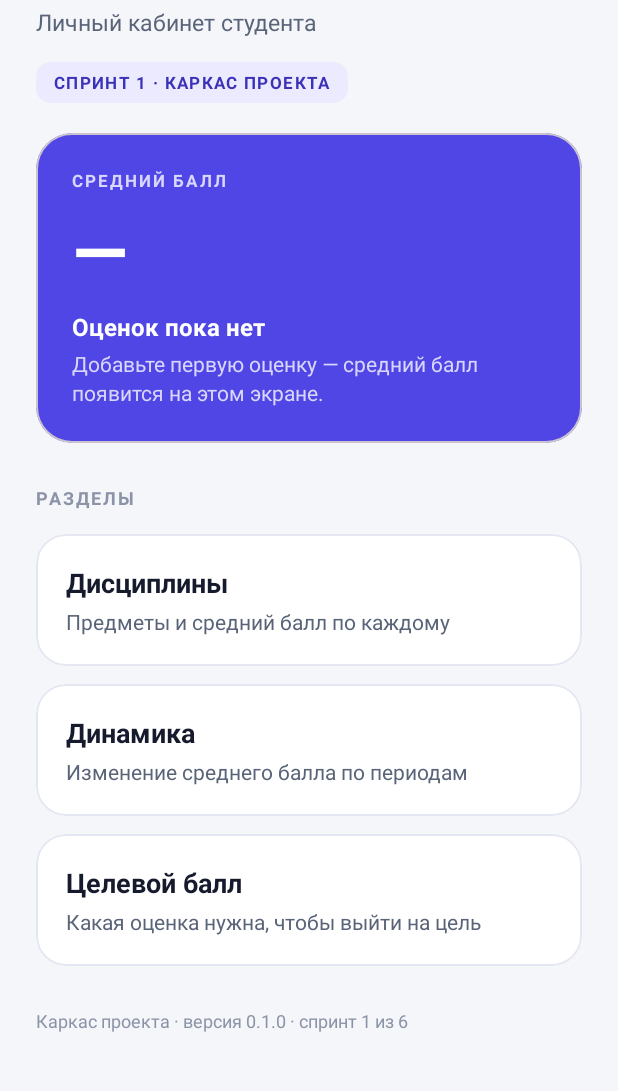
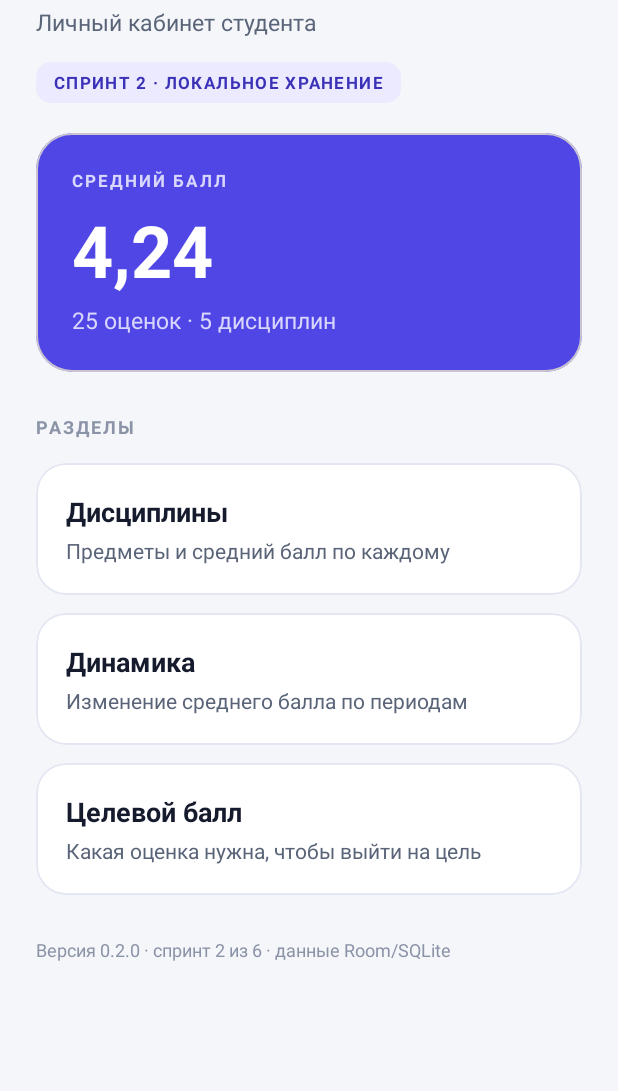
Before and after one commit to Mp4ka/StudentGradebook, an Android app: the screen it shows after launch (MainActivity), on a phone screen of 412 x 824 dp, the part 109-1200 px from its top. Run offline under Robolectric (Android 15) with nearby library versions, the phone set to English and light mode, and no system bars; our stand-ins replace Room's generated code.

Commit message:
Спринт 2: Room, сущности и репозиторий

```diff
--- a/app/src/main/AndroidManifest.xml
+++ b/app/src/main/AndroidManifest.xml
@@ -2,6 +2,7 @@
 <manifest xmlns:android="http://schemas.android.com/apk/res/android">
 
     <application
+        android:name=".GradebookApp"
         android:allowBackup="true"
         android:icon="@drawable/ic_launcher"
         android:label="@string/app_name"
--- /dev/null
+++ b/app/src/main/java/ru/college/gradebook/GradebookApp.kt
@@ -0,0 +1,27 @@
+package ru.college.gradebook
+
+import android.app.Application
+import kotlinx.coroutines.CoroutineScope
+import kotlinx.coroutines.Dispatchers
+import kotlinx.coroutines.SupervisorJob
+import kotlinx.coroutines.launch
+import ru.college.gradebook.data.GradebookRepository
+import ru.college.gradebook.data.db.GradebookDatabase
+
+/**
+ * Точка сборки зависимостей: база и репозиторий создаются лениво, при первом
+ * запуске база заполняется демонстрационным набором.
+ */
+class GradebookApp : Application() {
+
+    val database: GradebookDatabase by lazy { GradebookDatabase.get(this) }
+
+    val repository: GradebookRepository by lazy { GradebookRepository(database) }
+
+    private val appScope = CoroutineScope(SupervisorJob() + Dispatchers.IO)
+
+    override fun onCreate() {
+        super.onCreate()
+        appScope.launch { repository.seedDemoDataIfEmpty() }
+    }
+}
--- a/app/src/main/java/ru/college/gradebook/MainActivity.kt
+++ b/app/src/main/java/ru/college/gradebook/MainActivity.kt
@@ -2,23 +2,75 @@ package ru.college.gradebook
 
 import android.os.Bundle
 import android.view.View
+import android.widget.TextView
 import android.widget.Toast
 import androidx.appcompat.app.AppCompatActivity
+import androidx.lifecycle.Lifecycle
+import androidx.lifecycle.lifecycleScope
+import androidx.lifecycle.repeatOnLifecycle
+import kotlinx.coroutines.flow.combine
+import kotlinx.coroutines.launch
+import ru.college.gradebook.data.model.Discipline
+import ru.college.gradebook.data.model.Grade
+import ru.college.gradebook.domain.GradeMath
 
 /**
- * Главный экран. На первом спринте это каркас: показан заголовок, пустое
- * состояние сводки и список разделов приложения. Реальная навигация и данные
- * появляются в спринтах 2–3, поэтому пункты разделов показывают пояснение.
+ * Главный экран. На втором спринте он показывает реальные данные из Room:
+ * общий средний балл и количество записей. Навигация по разделам появится
+ * в спринте 3, поэтому пункты показывают пояснение.
  */
 class MainActivity : AppCompatActivity() {
+
+    private val repository by lazy { (application as GradebookApp).repository }
+
+    private lateinit var averageView: TextView
+    private lateinit var statsView: TextView
+    private lateinit var emptyTitleView: TextView
+    private lateinit var emptyBodyView: TextView
 
     override fun onCreate(savedInstanceState: Bundle?) {
         super.onCreate(savedInstanceState)
         setContentView(R.layout.activity_main)
 
+        averageView = findViewById(R.id.tv_average)
+        statsView = findViewById(R.id.tv_stats)
+        emptyTitleView = findViewById(R.id.tv_empty_title)
+        emptyBodyView = findViewById(R.id.tv_empty_body)
+
         bindSection(R.id.card_disciplines, getString(R.string.menu_disciplines))
         bindSection(R.id.card_dynamics, getString(R.string.menu_dynamics))
         bindSection(R.id.card_target, getString(R.string.menu_target))
+
+        observeData()
+    }
+
+    private fun observeData() {
+        lifecycleScope.launch {
+            repeatOnLifecycle(Lifecycle.State.STARTED) {
+                combine(
+                    repository.observeAllGrades(),
+                    repository.observeDisciplines()
+                ) { grades, disciplines -> grades to disciplines }
+                    .collect { (grades, disciplines) -> render(grades, disciplines) }
+            }
+        }
+    }
+
+    private fun render(grades: List<Grade>, disciplines: List<Discipline>) {
+        val average = GradeMath.average(grades.map { it.value })
+        averageView.text = GradeMath.formatAverage(average)
+
+        val hasData = grades.isNotEmpty()
+        statsView.text = if (hasData) {
+            resources.getQuantityString(R.plurals.grades_count, grades.size, grades.size) +
+                " · " +
+                resources.getQuantityString(R.plurals.disciplines_count, disciplines.size, disciplines.size)
+        } else {
+            ""
+        }
+
+        emptyTitleView.visibility = if (hasData) View.GONE else View.VISIBLE
+        emptyBodyView.visibility = if (hasData) View.GONE else View.VISIBLE
     }
 
     private fun bindSection(cardId: Int, title: String) {
--- /dev/null
+++ b/app/src/main/java/ru/college/gradebook/data/GradebookRepository.kt
@@ -0,0 +1,117 @@
+package ru.college.gradebook.data
+
+import kotlinx.coroutines.flow.Flow
+import kotlinx.coroutines.flow.map
+import ru.college.gradebook.data.db.GradeEntity
+import ru.college.gradebook.data.db.GradebookDatabase
+import ru.college.gradebook.data.db.DisciplineEntity
+import ru.college.gradebook.data.db.DemoData
+import ru.college.gradebook.data.model.Discipline
+import ru.college.gradebook.data.model.Grade
+import ru.college.gradebook.data.model.WorkType
+import java.time.LocalDate
+
+/**
+ * Единая точка доступа к данным для экранов: скрывает Room и отдаёт доменные
+ * модели. Все операции с базой — suspend, наблюдение — через Flow.
+ */
+class GradebookRepository(private val database: GradebookDatabase) {
+
+    private val disciplineDao get() = database.disciplines()
+    private val gradeDao get() = database.grades()
+
+    fun observeDisciplines(): Flow<List<Discipline>> =
+        disciplineDao.observeAll().map { rows -> rows.map { it.toDomain() } }
+
+    fun observeAllGrades(): Flow<List<Grade>> =
+        gradeDao.observeAll().map { rows -> rows.map { it.toDomain() } }
+
+    fun observeGrades(disciplineId: Long): Flow<List<Grade>> =
+        gradeDao.observeByDiscipline(disciplineId).map { rows -> rows.map { it.toDomain() } }
+
+    suspend fun disciplineCount(): Int = disciplineDao.count()
+
+    suspend fun gradeCount(): Int = gradeDao.count()
+
+    suspend fun addDiscipline(name: String, teacherName: String? = null): Long {
+        val normalizedName = name.trim()
+        require(normalizedName.isNotEmpty()) { "Название дисциплины не может быть пустым" }
+        return disciplineDao.insert(
+            DisciplineEntity(
+                name = normalizedName,
+                teacherName = teacherName?.trim()?.takeIf { it.isNotEmpty() }
+            )
+        )
+    }
+
+    suspend fun updateDiscipline(discipline: Discipline) {
+        disciplineDao.update(discipline.toEntity())
+    }
+
+    /** Удаляет дисциплину; оценки удаляются каскадно на уровне внешнего ключа. */
+    suspend fun deleteDiscipline(disciplineId: Long) = disciplineDao.deleteById(disciplineId)
+
+    suspend fun addGrade(
+        disciplineId: Long,
+        value: Int,
+        date: LocalDate,
+        workType: WorkType,
+        comment: String? = null
+    ): Long {
+        val grade = Grade(
+            disciplineId = disciplineId,
+            value = value,
+            date = date,
+            workType = workType,
+            comment = comment?.trim()?.takeIf { it.isNotEmpty() }
+        )
+        return gradeDao.insert(grade.toEntity())
+    }
+
+    suspend fun updateGrade(grade: Grade) = gradeDao.update(grade.toEntity())
+
+    suspend fun deleteGrade(gradeId: Long) = gradeDao.deleteById(gradeId)
+
+    /** Заполняет базу демонстрационным набором, если она пуста. */
+    suspend fun seedDemoDataIfEmpty() {
+        if (disciplineDao.count() > 0) return
+        val ids = DemoData.disciplines.associate { seed ->
+            seed.name to disciplineDao.insert(
+                DisciplineEntity(name = seed.name, teacherName = seed.teacherName)
+            )
+        }
+        DemoData.grades.forEach { seed ->
+            gradeDao.insert(
+                GradeEntity(
+                    disciplineId = ids.getValue(seed.discipline),
+                    value = seed.value,
+                    date = LocalDate.parse(seed.date),
+                    workType = seed.workType,
+                    comment = seed.comment
+                )
+            )
+        }
+    }
+}
+
+internal fun DisciplineEntity.toDomain() = Discipline(id = id, name = name, teacherName = teacherName)
+
+internal fun Discipline.toEntity() = DisciplineEntity(id = id, name = name, teacherName = teacherName)
+
+internal fun GradeEntity.toDomain() = Grade(
+    id = id,
+    disciplineId = disciplineId,
+    value = value,
+    date = date,
+    workType = workType,
+    comment = comment
+)
+
+internal fun Grade.toEntity() = GradeEntity(
+    id = id,
+    disciplineId = disciplineId,
+    value = value,
+    date = date,
+    workType = workType,
+    comment = comment
+)
--- /dev/null
+++ b/app/src/main/java/ru/college/gradebook/data/db/Converters.kt
@@ -0,0 +1,26 @@
+package ru.college.gradebook.data.db
+
+import androidx.room.TypeConverter
+import ru.college.gradebook.data.model.WorkType
+import java.time.LocalDate
+
+/**
+ * Конвертеры Room для типов, которых нет в SQLite:
+ *  * [LocalDate] хранится как epochDay (целое число дней), а не как строка —
+ *    так сортировка и сравнение периодов работают без разбора формата;
+ *  * [WorkType] хранится именем константы, русские подписи остаются в ресурсах.
+ */
+class Converters {
+
+    @TypeConverter
+    fun fromEpochDay(value: Long?): LocalDate? = value?.let(LocalDate::ofEpochDay)
+
+    @TypeConverter
+    fun toEpochDay(date: LocalDate?): Long? = date?.toEpochDay()
+
+    @TypeConverter
+    fun fromWorkType(type: WorkType?): String? = type?.name
+
+    @TypeConverter
+    fun toWorkType(name: String?): WorkType? = name?.let { runCatching { WorkType.valueOf(it) }.getOrNull() }
+}
--- /dev/null
+++ b/app/src/main/java/ru/college/gradebook/data/db/DemoData.kt
@@ -0,0 +1,75 @@
+package ru.college.gradebook.data.db
+
+import ru.college.gradebook.data.model.WorkType
+
+/**
+ * Демонстрационный набор для первого запуска: 5 дисциплин и 25 оценок.
+ *
+ * Числа согласованы с требованиями и прототипами:
+ *  * суммa всех оценок — 106, средний балл — 4,24 (106 / 25);
+ *  * «Математический анализ» — 38 / 8 = 4,75;
+ *  * «Базы данных» — 26 / 6 = 4,33;
+ *  * «Физика» — 16 / 5 = 3,20 (дисциплина с меткой «риск»);
+ *  * «История» — 14 / 3 = 4,67;
+ *  * «Философия» — 12 / 3 = 4,00.
+ *
+ * Набор используется и в тестах: `DemoDataTest` проверяет, что суммы и средние
+ * совпадают с документами, поэтому правка чисел без правки требований упадёт.
+ */
+object DemoData {
+
+    data class DisciplineSeed(val name: String, val teacherName: String)
+
+    data class GradeSeed(
+        val discipline: String,
+        val value: Int,
+        val date: String,
+        val workType: WorkType,
+        val comment: String? = null
+    )
+
+    val disciplines: List<DisciplineSeed> = listOf(
+        DisciplineSeed("Математический анализ", "доц. А. В. Петрова"),
+        DisciplineSeed("Базы данных", "доц. И. А. Соколова"),
+        DisciplineSeed("Физика", "ст. преп. Н. С. Орлов"),
+        DisciplineSeed("История", "проф. Л. М. Гусева"),
+        DisciplineSeed("Философия", "доц. Р. К. Белов")
+    )
+
+    val grades: List<GradeSeed> = listOf(
+        // Математический анализ — 8 оценок, сумма 38
+        GradeSeed("Математический анализ", 5, "2026-09-09", WorkType.PRACTICE, "Пределы и непрерывность"),
+        GradeSeed("Математический анализ", 5, "2026-09-16", WorkType.CONTROL, "Производная и дифференциал"),
+        GradeSeed("Математический анализ", 4, "2026-09-23", WorkType.ANSWER, "Теорема о среднем"),
+        GradeSeed("Математический анализ", 5, "2026-09-30", WorkType.PRACTICE, "Интегралы"),
+        GradeSeed("Математический анализ", 5, "2026-10-07", WorkType.CONTROL, "Числовые ряды"),
+        GradeSeed("Математический анализ", 4, "2026-10-14", WorkType.LAB, "Численные методы"),
+        GradeSeed("Математический анализ", 5, "2026-10-21", WorkType.ANSWER, "Функции нескольких переменных"),
+        GradeSeed("Математический анализ", 5, "2026-10-28", WorkType.CONTROL, "Итоговая контрольная"),
+
+        // Базы данных — 6 оценок, сумма 26
+        GradeSeed("Базы данных", 5, "2026-09-20", WorkType.PRACTICE, "Проектирование ER-модели"),
+        GradeSeed("Базы данных", 3, "2026-10-01", WorkType.TEST, "Основы SQL"),
+        GradeSeed("Базы данных", 4, "2026-10-15", WorkType.ANSWER, "Транзакции и уровни изоляции"),
+        GradeSeed("Базы данных", 5, "2026-10-22", WorkType.LAB, "PostgreSQL: установка и настройка"),
+        GradeSeed("Базы данных", 4, "2026-11-05", WorkType.CONTROL, "Индексы и планы запросов"),
+        GradeSeed("Базы данных", 5, "2026-11-12", WorkType.PRACTICE, "Нормализация, приведение к 3НФ"),
+
+        // Физика — 5 оценок, сумма 16
+        GradeSeed("Физика", 3, "2026-09-11", WorkType.LAB, "Ускорение свободного падения"),
+        GradeSeed("Физика", 4, "2026-09-25", WorkType.CONTROL, "Кинематика"),
+        GradeSeed("Физика", 3, "2026-10-09", WorkType.LAB, "Молекулярная физика"),
+        GradeSeed("Физика", 3, "2026-10-23", WorkType.ANSWER, "Законы термодинамики"),
+        GradeSeed("Физика", 3, "2026-11-11", WorkType.CONTROL, "Электричество"),
+
+        // История — 3 оценки, сумма 14
+        GradeSeed("История", 5, "2026-09-18", WorkType.ANSWER, "Реформы Александра II"),
+        GradeSeed("История", 5, "2026-10-16", WorkType.CONTROL, "Россия в начале XX века"),
+        GradeSeed("История", 4, "2026-11-13", WorkType.ANSWER, "Великая Отечественная война"),
+
+        // Философия — 3 оценки, сумма 12
+        GradeSeed("Философия", 4, "2026-10-02", WorkType.ANSWER, "Античная философия"),
+        GradeSeed("Философия", 4, "2026-10-30", WorkType.TEST, "Немецкая классическая философия"),
+        GradeSeed("Философия", 4, "2026-11-20", WorkType.ANSWER, "Философия XX века")
+    )
+}
--- /dev/null
+++ b/app/src/main/java/ru/college/gradebook/data/db/DisciplineDao.kt
@@ -0,0 +1,36 @@
+package ru.college.gradebook.data.db
+
+import androidx.room.Dao
+import androidx.room.Delete
+import androidx.room.Insert
+import androidx.room.Query
+import androidx.room.Update
+import kotlinx.coroutines.flow.Flow
+
+@Dao
+interface DisciplineDao {
+
+    @Insert
+    suspend fun insert(discipline: DisciplineEntity): Long
+
+    @Update
+    suspend fun update(discipline: DisciplineEntity)
+
+    @Delete
+    suspend fun delete(discipline: DisciplineEntity)
+
+    @Query("DELETE FROM discipline WHERE id = :id")
+    suspend fun deleteById(id: Long)
+
+    @Query("SELECT * FROM discipline ORDER BY name COLLATE NOCASE")
+    fun observeAll(): Flow<List<DisciplineEntity>>
+
+    @Query("SELECT * FROM discipline ORDER BY name COLLATE NOCASE")
+    suspend fun getAll(): List<DisciplineEntity>
+
+    @Query("SELECT * FROM discipline WHERE id = :id")
+    suspend fun findById(id: Long): DisciplineEntity?
+
+    @Query("SELECT COUNT(*) FROM discipline")
+    suspend fun count(): Int
+}
--- /dev/null
+++ b/app/src/main/java/ru/college/gradebook/data/db/DisciplineEntity.kt
@@ -0,0 +1,12 @@
+package ru.college.gradebook.data.db
+
+import androidx.room.Entity
+import androidx.room.PrimaryKey
+
+/** Таблица дисциплин. Одна дисциплина связана с множеством оценок. */
+@Entity(tableName = "discipline")
+data class DisciplineEntity(
+    @PrimaryKey(autoGenerate = true) val id: Long = 0L,
+    val name: String,
+    val teacherName: String? = null
+)
--- /dev/null
+++ b/app/src/main/java/ru/college/gradebook/data/db/GradeDao.kt
@@ -0,0 +1,42 @@
+package ru.college.gradebook.data.db
+
+import androidx.room.Dao
+import androidx.room.Delete
+import androidx.room.Insert
+import androidx.room.Query
+import androidx.room.Update
+import kotlinx.coroutines.flow.Flow
+
+@Dao
+interface GradeDao {
+
+    @Insert
+    suspend fun insert(grade: GradeEntity): Long
+
+    @Update
+    suspend fun update(grade: GradeEntity)
+
+    @Delete
+    suspend fun delete(grade: GradeEntity)
+
+    @Query("DELETE FROM grade WHERE id = :id")
+    suspend fun deleteById(id: Long)
+
+    @Query("SELECT * FROM grade ORDER BY date DESC, id DESC")
+    fun observeAll(): Flow<List<GradeEntity>>
+
+    @Query("SELECT * FROM grade WHERE disciplineId = :disciplineId ORDER BY date DESC, id DESC")
+    fun observeByDiscipline(disciplineId: Long): Flow<List<GradeEntity>>
+
+    @Query("SELECT * FROM grade ORDER BY date DESC, id DESC")
+    suspend fun getAll(): List<GradeEntity>
+
+    @Query("SELECT * FROM grade WHERE disciplineId = :disciplineId ORDER BY date DESC, id DESC")
+    suspend fun getByDiscipline(disciplineId: Long): List<GradeEntity>
+
+    @Query("SELECT * FROM grade WHERE id = :id")
+    suspend fun findById(id: Long): GradeEntity?
+
+    @Query("SELECT COUNT(*) FROM grade")
+    suspend fun count(): Int
+}
--- /dev/null
+++ b/app/src/main/java/ru/college/gradebook/data/db/GradeEntity.kt
@@ -0,0 +1,33 @@
+package ru.college.gradebook.data.db
+
+import androidx.room.Entity
+import androidx.room.ForeignKey
+import androidx.room.Index
+import androidx.room.PrimaryKey
+import ru.college.gradebook.data.model.WorkType
+import java.time.LocalDate
+
+/**
+ * Таблица оценок. Связь с дисциплиной — внешний ключ с каскадным удалением:
+ * удаление дисциплины удаляет её оценки, но только после подтверждения в UI.
+ */
+@Entity(
+    tableName = "grade",
+    foreignKeys = [
+        ForeignKey(
+            entity = DisciplineEntity::class,
+            parentColumns = ["id"],
+            childColumns = ["disciplineId"],
+            onDelete = ForeignKey.CASCADE
+        )
+    ],
+    indices = [Index("disciplineId")]
+)
+data class GradeEntity(
+    @PrimaryKey(autoGenerate = true) val id: Long = 0L,
+    val disciplineId: Long,
+    val value: Int,
+    val date: LocalDate,
+    val workType: WorkType,
+    val comment: String? = null
+)
--- /dev/null
+++ b/app/src/main/java/ru/college/gradebook/data/db/GradebookDatabase.kt
@@ -0,0 +1,36 @@
+package ru.college.gradebook.data.db
+
+import android.content.Context
+import androidx.room.Database
+import androidx.room.Room
+import androidx.room.RoomDatabase
+import androidx.room.TypeConverters
+
+@Database(
+    entities = [DisciplineEntity::class, GradeEntity::class],
+    version = 1,
+    exportSchema = true
+)
+@TypeConverters(Converters::class)
+abstract class GradebookDatabase : RoomDatabase() {
+
+    abstract fun disciplines(): DisciplineDao
+
+    abstract fun grades(): GradeDao
+
+    companion object {
+        const val NAME = "gradebook.db"
+
+        @Volatile
+        private var instance: GradebookDatabase? = null
+
+        fun get(context: Context): GradebookDatabase =
+            instance ?: synchronized(this) {
+                instance ?: Room.databaseBuilder(
+                    context.applicationContext,
+                    GradebookDatabase::class.java,
+                    NAME
+                ).build().also { instance = it }
+            }
+    }
+}
--- a/app/src/main/res/layout/activity_main.xml
+++ b/app/src/main/res/layout/activity_main.xml
@@ -1,6 +1,7 @@
 <?xml version="1.0" encoding="utf-8"?>
 <ScrollView xmlns:android="http://schemas.android.com/apk/res/android"
     xmlns:app="http://schemas.android.com/apk/res-auto"
+    xmlns:tools="http://schemas.android.com/tools"
     android:layout_width="match_parent"
     android:layout_height="match_parent"
     android:background="@color/surface"
@@ -57,6 +58,7 @@
                     android:letterSpacing="0.12" />
 
                 <TextView
+                    android:id="@+id/tv_average"
                     android:layout_width="match_parent"
                     android:layout_height="wrap_content"
                     android:layout_marginTop="6dp"
@@ -66,6 +68,16 @@
                     android:textStyle="bold" />
 
                 <TextView
+                    android:id="@+id/tv_stats"
+                    android:layout_width="match_parent"
+                    android:layout_height="wrap_content"
+                    android:layout_marginTop="4dp"
+                    android:textColor="#D8D6FD"
+                    android:textSize="15sp"
+                    tools:text="25 оценок · 5 дисциплин" />
+
+                <TextView
+                    android:id="@+id/tv_empty_title"
                     android:layout_width="match_parent"
                     android:layout_height="wrap_content"
                     android:layout_marginTop="8dp"
@@ -75,6 +87,7 @@
                     android:textStyle="bold" />
 
                 <TextView
+                    android:id="@+id/tv_empty_body"
                     android:layout_width="match_parent"
                     android:layout_height="wrap_content"
                     android:layout_marginTop="4dp"
--- a/app/src/main/res/values/strings.xml
+++ b/app/src/main/res/values/strings.xml
@@ -3,7 +3,7 @@
     <string name="app_name">Успеваемость</string>
     <string name="main_title">Успеваемость</string>
     <string name="main_subtitle">Личный кабинет студента</string>
-    <string name="sprint_badge">СПРИНТ 1 · КАРКАС ПРОЕКТА</string>
+    <string name="sprint_badge">СПРИНТ 2 · ЛОКАЛЬНОЕ ХРАНЕНИЕ</string>
 
     <string name="average_label">СРЕДНИЙ БАЛЛ</string>
     <string name="average_value">—</string>
@@ -19,6 +19,20 @@
     <string name="menu_target">Целевой балл</string>
     <string name="menu_target_hint">Какая оценка нужна, чтобы выйти на цель</string>
 
-    <string name="footer">Каркас проекта · версия 0.1.0 · спринт 1 из 6</string>
+    <string name="footer">Версия 0.2.0 · спринт 2 из 6 · данные Room/SQLite</string>
     <string name="soon_template">Раздел «%1$s» появится в спринте 3</string>
+
+    <plurals name="grades_count">
+        <item quantity="one">%d оценка</item>
+        <item quantity="few">%d оценки</item>
+        <item quantity="many">%d оценок</item>
+        <item quantity="other">%d оценок</item>
+    </plurals>
+
+    <plurals name="disciplines_count">
+        <item quantity="one">%d дисциплина</item>
+        <item quantity="few">%d дисциплины</item>
+        <item quantity="many">%d дисциплин</item>
+        <item quantity="other">%d дисциплин</item>
+    </plurals>
 </resources>
--- a/build.gradle.kts
+++ b/build.gradle.kts
@@ -1,5 +1,6 @@
 // Корневой build-файл проекта «Личный кабинет успеваемости студента».
-// Версия Android Gradle Plugin задаётся здесь и используется модулем app.
+// Версии плагинов задаются здесь и используются модулем app.
 plugins {
     id("com.android.application") version "9.4.1" apply false
+    id("com.google.devtools.ksp") version "2.2.10-2.0.2" apply false
 }
--- a/gradle.properties
+++ b/gradle.properties
@@ -6,3 +6,7 @@ org.gradle.caching=true
 # Проект использует AndroidX (обязательно для современных библиотек).
 android.useAndroidX=true
 android.nonTransitiveRClass=true
+
+# KSP добавляет сгенерированные исходники через kotlin.sourceSets,
+# это отключение разрешает такую интеграцию при встроенной поддержке Kotlin в AGP.
+android.disallowKotlinSourceSets=false
```
Also changed, not shown: app/build.gradle.kts (+24 -2 lines), 4 other files.
